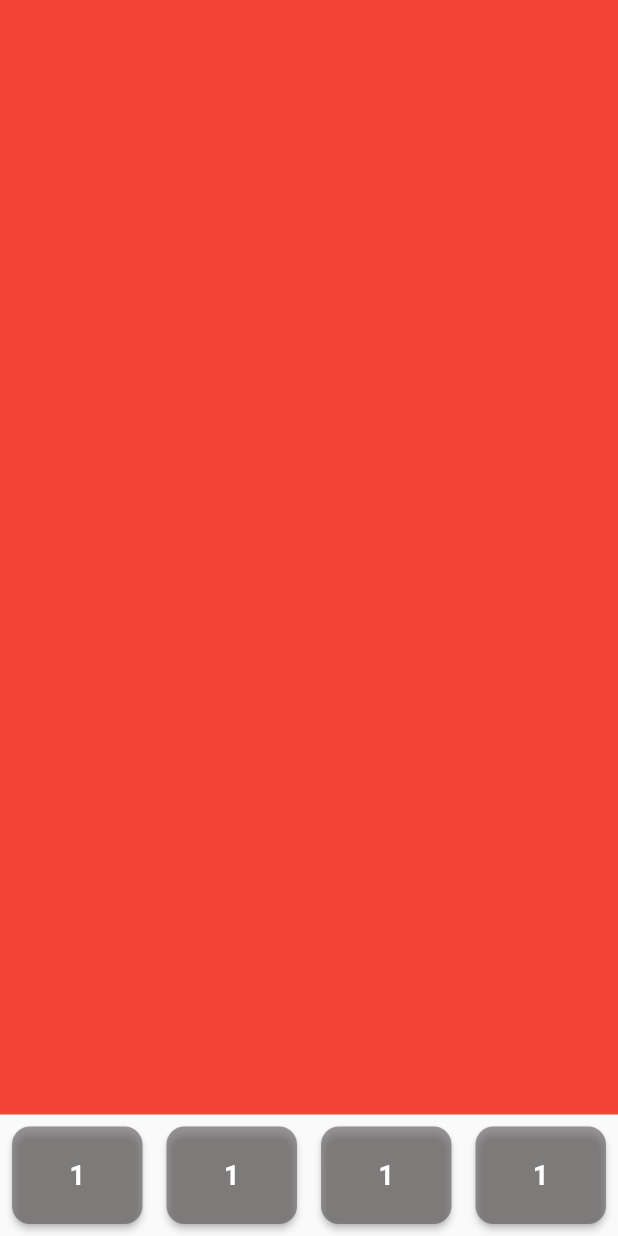
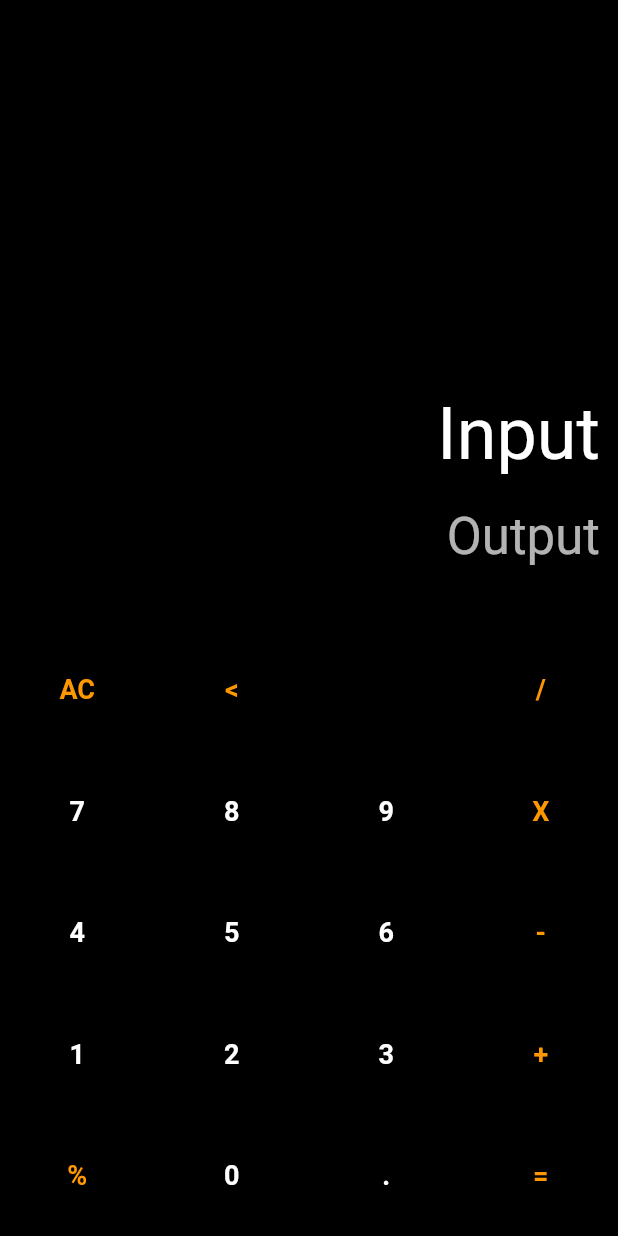
Before and after one commit to PradhyumnaSharma/calculator, a Flutter app: the screen it shows after launch, on a phone screen of 412 x 824 dp. Run offline on Flutter 3.47's test engine with Material 2 defaults, Android fonts, the phone set to English and light mode, and no system bars.

Commit message:
commit yayy

```diff
--- a/lib/colors.dart
+++ /dev/null
@@ -1,5 +0,0 @@
-import 'package:flutter/material.dart';
-
-const operatorColor = Color.fromARGB(255, 77, 76, 76);
-const buttonColor = Color.fromARGB(150, 85, 81, 81);
-const orangeColor = Colors.orange;
--- /dev/null
+++ b/lib/colorss.dart
@@ -0,0 +1,5 @@
+import 'package:flutter/material.dart';
+
+const operatorColor = Color.fromARGB(230, 53, 52, 52);
+const buttonColor = Color.fromARGB(0, 218, 193, 193);
+const orangeColor = Colors.orange;
--- a/lib/main.dart
+++ b/lib/main.dart
@@ -1,12 +1,13 @@
 import 'package:flutter/material.dart';
-import 'package:flutter_application_1/colors.dart';
+import 'package:flutter_application_1/colorss.dart';
 
 void main() {
-  runApp(const MaterialApp(
+  runApp(MaterialApp(
     home: CalculatorApp(),
   ));
 }
 
+//
 class CalculatorApp extends StatefulWidget {
   const CalculatorApp({super.key});
 
@@ -18,16 +19,90 @@ class _CalculatorAppState extends State<CalculatorApp> {
   @override
   Widget build(BuildContext context) {
     return Scaffold(
+      backgroundColor: Colors.black,
       body: Column(
         children: [
-          Expanded(child: Container(color: Colors.red)),
+          Expanded(
+              child: Container(
+            width: double.infinity,
+            padding: const EdgeInsets.all(12),
+            // color: Colors.red,
+            child: Column(
+                //
+                mainAxisAlignment: MainAxisAlignment.end,
+                crossAxisAlignment: CrossAxisAlignment.end,
+                children: [
+                  Text(
+                    "Input",
+                    style: TextStyle(
+                      fontSize: 48,
+                      color: Colors.white,
+                    ),
+                  ),
+                  SizedBox(
+                    height: 20,
+                  ),
+                  Text(
+                    "Output",
+                    style: TextStyle(
+                      fontSize: 34,
+                      color: Colors.white.withOpacity(0.7),
+                    ),
+                  ),
+                  //
+                  SizedBox(
+                    height: 30,
+                  )
+                ]),
+          )),
           //buttons
           Row(
             children: [
-              button(text: '1'),
+              button(
+                  text: "AC",
+                  buttonBgColor: operatorColor,
+                  tColor: orangeColor),
+              button(
+                  text: '<', buttonBgColor: operatorColor, tColor: orangeColor),
+              button(text: '', buttonBgColor: Colors.transparent),
+              button(
+                  text: '/', buttonBgColor: operatorColor, tColor: orangeColor),
+            ],
+          ),
+          Row(
+            children: [
+              button(text: "7"),
+              button(text: '8'),
+              button(text: '9'),
+              button(
+                  text: 'X', buttonBgColor: operatorColor, tColor: orangeColor),
+            ],
+          ),
+          Row(
+            children: [
+              button(text: "4"),
+              button(text: '5'),
+              button(text: '6'),
+              button(
+                  text: '-', buttonBgColor: operatorColor, tColor: orangeColor),
+            ],
+          ),
+          Row(
+            children: [
+              button(text: "1"),
               button(text: '2'),
               button(text: '3'),
-              button(text: '4'),
+              button(
+                  text: '+', buttonBgColor: operatorColor, tColor: orangeColor),
+            ],
+          ),
+          Row(
+            children: [
+              button(text: "%", tColor: orangeColor),
+              button(text: '0'),
+              button(text: '.'),
+              button(
+                  text: '=', buttonBgColor: orangeColor, tColor: orangeColor),
             ],
           ),
         ],
@@ -35,19 +110,20 @@ class _CalculatorAppState extends State<CalculatorApp> {
     );
   }
 
-  Widget button({text, tColor = Colors.white, buttonBgColor = buttonColor}) {
+  Widget button({text, tColor, buttonBgColor = Colors.orange, operatorColor}) {
     return Expanded(
       child: Container(
         margin: const EdgeInsets.all(8),
         child: ElevatedButton(
           style: ElevatedButton.styleFrom(
-              shape: RoundedRectangleBorder(
-                  borderRadius: BorderRadius.circular(12)),
-              padding: const EdgeInsets.all(22),
-              backgroundColor: buttonColor),
+            backgroundColor: buttonColor,
+            shape:
+                RoundedRectangleBorder(borderRadius: BorderRadius.circular(12)),
+            padding: const EdgeInsets.all(22),
+          ),
           onPressed: () {},
           child: Text(
-            "1",
+            text,
             style: TextStyle(
                 fontSize: 18, color: tColor, fontWeight: FontWeight.bold),
           ),
```
